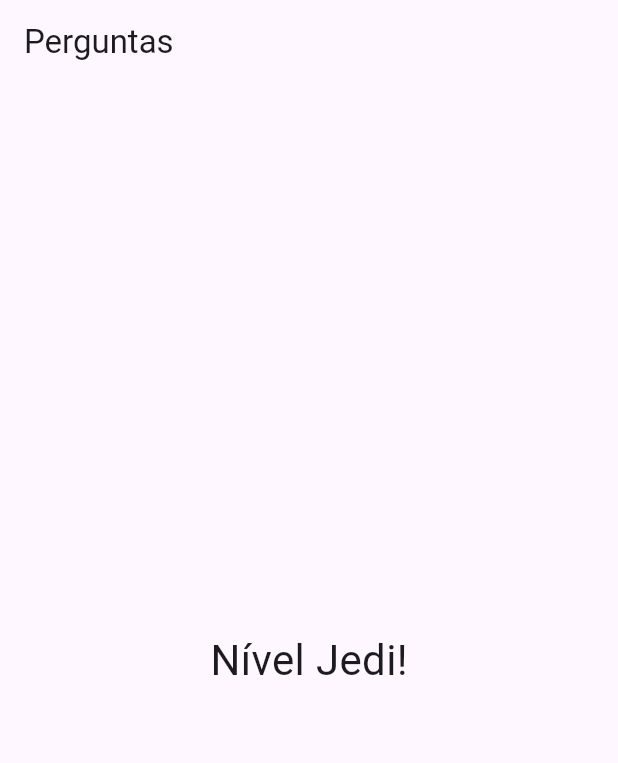
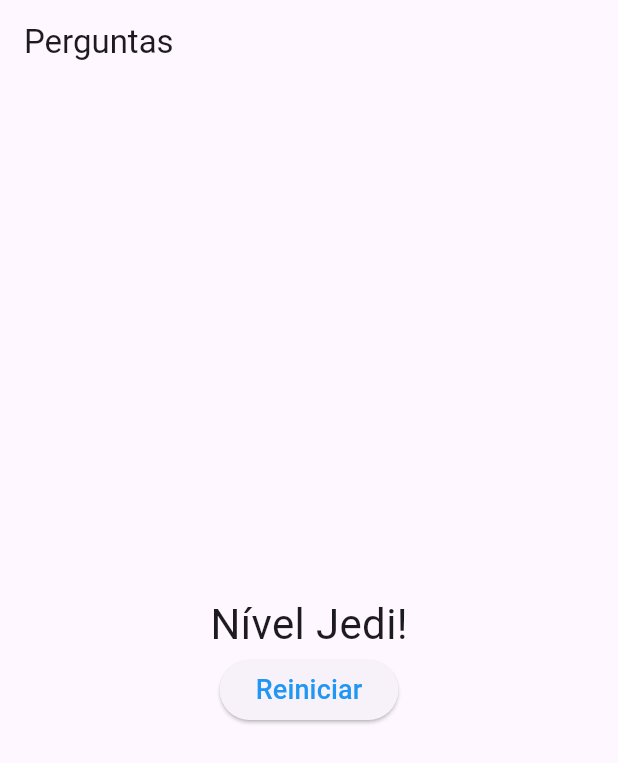
Before and after one commit to oJaciel/App-Perguntas, a Flutter app: the screen it shows after launch, after a tap on "Preto", after a tap on "Cobra", after a tap on "Leo", on a phone screen of 412 x 824 dp. Shown: the top 763 px of the screen. Run offline on Flutter 3.47's test engine with Material 3 defaults, Android fonts, the phone set to English and light mode, and no system bars.

Commit message:
Reiniciar Questionário

```diff
--- a/lib/main.dart
+++ b/lib/main.dart
@@ -19,9 +19,14 @@ class _PerguntaAppState extends State<PerguntaApp> {
         _perguntaSelecionada++;
         _pontuacaoTotal += pontuacao;
       });
+    }
+  }
 
-      print(_pontuacaoTotal);
-    }
+  void _reiniciarQuestionario() {
+    setState(() {
+      _perguntaSelecionada = 0;
+      _pontuacaoTotal = 0;
+    });
   }
 
   final List<Map<String, Object>> _perguntas = [
@@ -70,7 +75,7 @@ class _PerguntaAppState extends State<PerguntaApp> {
                   perguntaSelecionada: _perguntaSelecionada,
                   perguntas: _perguntas,
                   quandoResponder: _responder)
-              : Resultado(_pontuacaoTotal)),
+              : Resultado(_pontuacaoTotal, _reiniciarQuestionario)),
     );
   }
 }
--- a/lib/resultado.dart
+++ b/lib/resultado.dart
@@ -3,7 +3,9 @@ import 'package:flutter/material.dart';
 class Resultado extends StatelessWidget {
   final int pontuacao;
 
-  Resultado(this.pontuacao);
+  final void Function() quandoReiniciarQuestionario;
+
+  Resultado(this.pontuacao, this.quandoReiniciarQuestionario);
 
   String get fraseResultado {
     if (pontuacao < 8) {
@@ -19,11 +21,23 @@ class Resultado extends StatelessWidget {
 
   @override
   Widget build(BuildContext context) {
-    return Center(
-      child: Text(
-        fraseResultado,
-        style: TextStyle(fontSize: 28),
-      ),
+    return Column(
+      mainAxisAlignment: MainAxisAlignment.center,
+      children: [
+        Center(
+          child: Text(
+            fraseResultado,
+            style: TextStyle(fontSize: 28),
+          ),
+        ),
+        ElevatedButton(
+          onPressed: quandoReiniciarQuestionario,
+          child: const Text(
+            'Reiniciar',
+            style: TextStyle(color: Colors.blue, fontSize: 18),
+          ),
+        )
+      ],
     );
   }
 }
```
